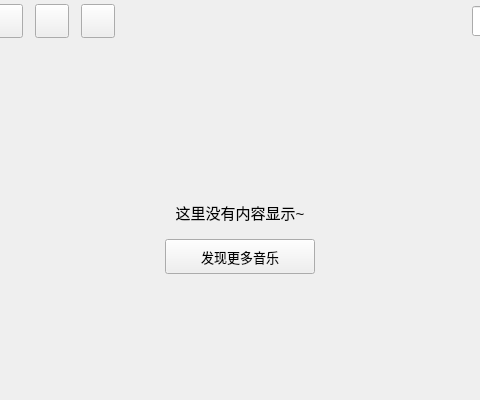
First picture: the form in KuGouStart/MusicCloudDisk/UploadedSong/UploadedSong.ui, repository a-mo-xi-wei/Qt-KuGouAppClient, before the edit; both pictures show x 160 to 640 and y 0 to 400 of the 800 by 400 pixel window.
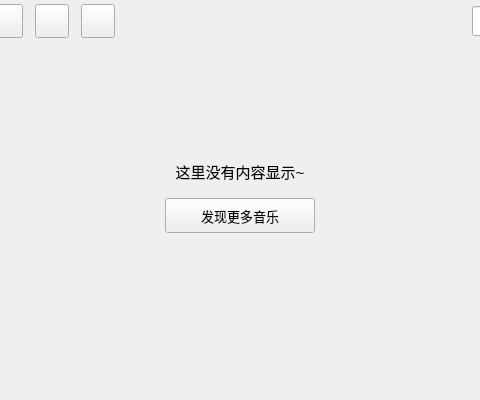
Second picture: the form after the edit. Custom widgets are drawn as their Qt base class.

```diff
--- a/KuGouStart/MusicCloudDisk/UploadedSong/UploadedSong.ui
+++ b/KuGouStart/MusicCloudDisk/UploadedSong/UploadedSong.ui
@@ -301,7 +301,7 @@
    </item>
    <item>
     <widget class="QWidget" name="widget_3" native="true">
-     <layout class="QVBoxLayout" name="verticalLayout" stretch="1,1,1">
+     <layout class="QVBoxLayout" name="verticalLayout" stretch="2,1,3">
       <item>
        <spacer name="verticalSpacer_2">
         <property name="orientation">
```
